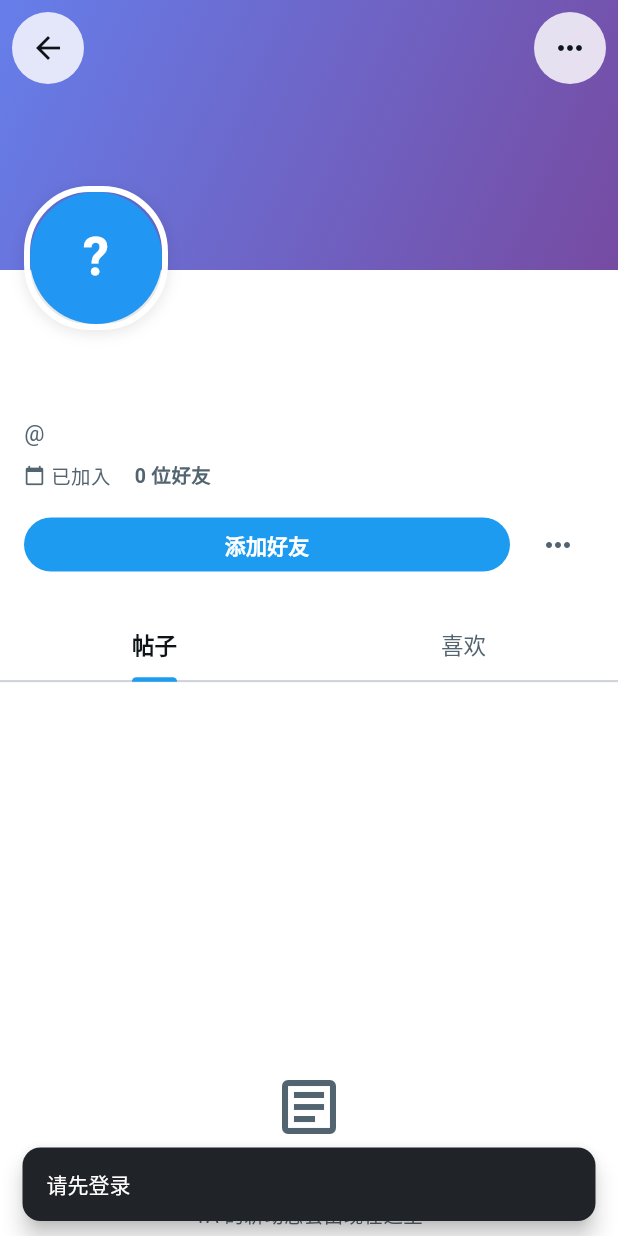
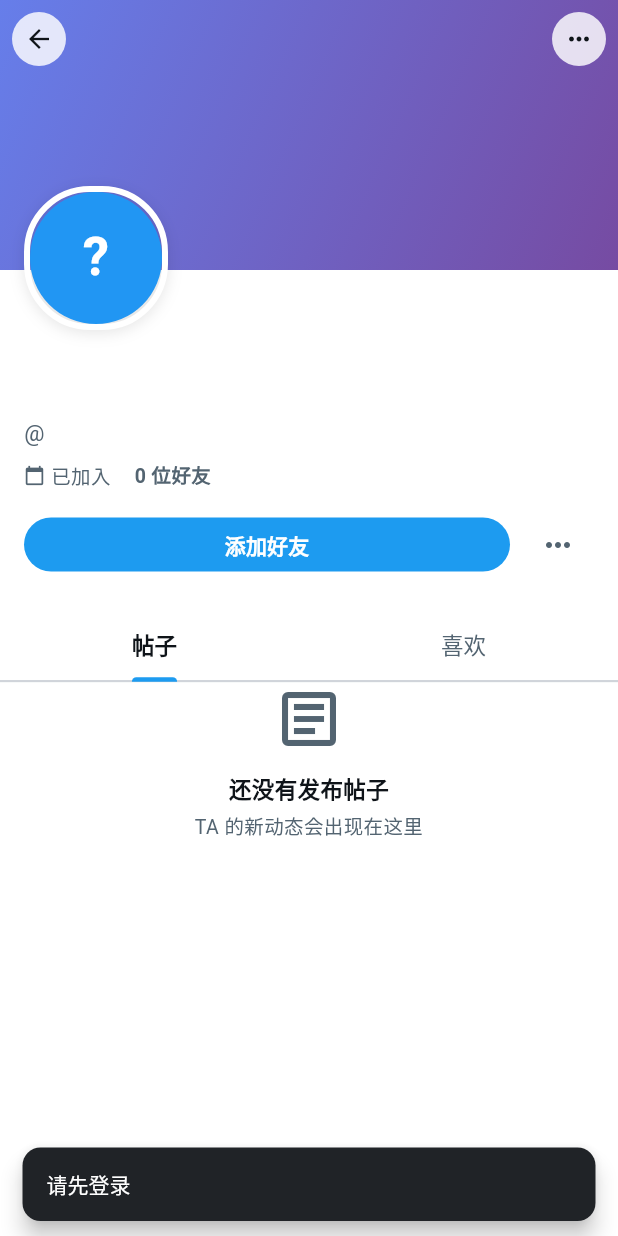
Before and after one commit to junhua-huang/NonToFlutter, a Flutter app: the UserProfileScreen screen opened directly with empty values, on a phone screen of 412 x 824 dp. Run offline on Flutter 3.47's test engine with Material 3 defaults, Android fonts, the phone set to English and light mode, and no system bars; our stand-ins replace audioplayers, cached_network_image, connectivity_plus, cross_file, dio, drift and 12 more; missing offline and left inert: aliyun_push_flutter, dart:html, flutter_social_video, video_compress, video_thumbnail; accounts and stored records are empty; generated files the repository leaves out were written again; network calls fail; project files that could hold a hidden picture were left out.

Commit message:
fix: align post and profile layouts

```diff
--- a/lib/screens/profile/user_profile_screen.dart
+++ b/lib/screens/profile/user_profile_screen.dart
@@ -584,8 +584,7 @@ class _UserProfileScreenState extends ConsumerState<UserProfileScreen>
       if (resp.success && resp.data != null) {
         final data = resp.data as Map<String, dynamic>;
         final convJson = Map<String, dynamic>.from(
-          (data['conversation'] is Map ? data['conversation'] : data)
-              as Map,
+          (data['conversation'] is Map ? data['conversation'] : data) as Map,
         );
         if (data['other_user'] != null && convJson['other_user'] == null) {
           convJson['other_user'] = data['other_user'];
@@ -759,35 +758,13 @@ class _UserProfileScreenState extends ConsumerState<UserProfileScreen>
                           fontWeight: FontWeight.w700, fontSize: 15),
                       unselectedLabelStyle: const TextStyle(
                           fontWeight: FontWeight.w500, fontSize: 15),
+                      onTap: (_) => setState(() {}),
                       tabs: const [Tab(text: '帖子'), Tab(text: '喜欢')],
                     ),
                   ),
                 ),
               ),
-              // Tab content
-              SliverToBoxAdapter(
-                child: SizedBox(
-                  height: MediaQuery.of(context).size.height - 200,
-                  child: TabBarView(
-                    controller: _tabController,
-                    children: [
-                      _buildPostsList(
-                        _userPosts,
-                        _isLoadingPosts,
-                        icon: Icons.article_outlined,
-                        emptyTitle: '还没有发布帖子',
-                        emptySubtitle: 'TA 的新动态会出现在这里',
-                      ),
-                      _buildPostsList(
-                        _likedPosts,
-                        _isLoadingLikes,
-                        icon: Icons.favorite_border,
-                        emptyTitle: '还没有喜欢的帖子',
-                      ),
-                    ],
-                  ),
-                ),
-              ),
+              ..._buildCurrentTabSlivers(),
             ]),
           ),
           _buildProfileOverlayControls(),
@@ -802,29 +779,36 @@ class _UserProfileScreenState extends ConsumerState<UserProfileScreen>
         padding: const EdgeInsets.fromLTRB(8, 8, 8, 0),
         child: Row(
           children: [
-            DecoratedBox(
+            _buildCompactOverlayButton(
+              icon: Icons.arrow_back,
+              onTap: () => Navigator.of(context).pop(),
+            ),
+            const Spacer(),
+            _buildCompactOverlayButton(
+              icon: Icons.more_horiz,
+              onTap: _showProfileActions,
+            ),
+          ],
+        ),
+      ),
+    );
+  }
+
+  Widget _buildCompactOverlayButton({
+    required IconData icon,
+    required VoidCallback onTap,
+  }) {
+    return GestureDetector(
+      onTap: onTap,
+      behavior: HitTestBehavior.opaque,
+      child: Container(
+        width: 36,
+        height: 36,
         decoration: BoxDecoration(
           color: AppColors.background.withValues(alpha: 0.82),
           shape: BoxShape.circle,
         ),
-              child: IconButton(
-                icon: Icon(Icons.arrow_back, color: AppColors.textPrimary),
-                onPressed: () => Navigator.of(context).pop(),
-              ),
-            ),
-            const Spacer(),
-            DecoratedBox(
-              decoration: BoxDecoration(
-                color: AppColors.background.withValues(alpha: 0.82),
-                shape: BoxShape.circle,
-              ),
-              child: IconButton(
-                icon: Icon(Icons.more_horiz, color: AppColors.textPrimary),
-                onPressed: _showProfileActions,
-              ),
-            ),
-          ],
-        ),
+        child: Icon(icon, color: AppColors.textPrimary, size: 20),
       ),
     );
   }
@@ -1200,7 +1184,25 @@ class _UserProfileScreenState extends ConsumerState<UserProfileScreen>
     );
   }
 
-  Widget _buildPostsList(
+  List<Widget> _buildCurrentTabSlivers() {
+    if (_tabController.index == 1) {
+      return _buildPostSlivers(
+        _likedPosts,
+        _isLoadingLikes,
+        icon: Icons.favorite_border,
+        emptyTitle: '还没有喜欢的帖子',
+      );
+    }
+    return _buildPostSlivers(
+      _userPosts,
+      _isLoadingPosts,
+      icon: Icons.article_outlined,
+      emptyTitle: '还没有发布帖子',
+      emptySubtitle: 'TA 的新动态会出现在这里',
+    );
+  }
+
+  List<Widget> _buildPostSlivers(
     List<Post> posts,
     bool isLoading, {
     required IconData icon,
@@ -1208,19 +1210,24 @@ class _UserProfileScreenState extends ConsumerState<UserProfileScreen>
     String? emptySubtitle,
   }) {
     if (isLoading) {
-      return _buildProfileLoadingState();
+      return [SliverToBoxAdapter(child: _buildProfileLoadingState())];
     }
     if (posts.isEmpty) {
-      return _buildProfileEmptyState(
+      return [
+        SliverToBoxAdapter(
+          child: _buildProfileEmptyState(
             icon: icon,
             title: emptyTitle,
             subtitle: emptySubtitle,
-      );
+          ),
+        ),
+      ];
     }
-    return ListView.builder(
-      padding: const EdgeInsets.only(top: 8),
-      itemCount: posts.length,
-      itemBuilder: (_, i) {
+    return [
+      const SliverToBoxAdapter(child: SizedBox(height: 8)),
+      SliverList(
+        delegate: SliverChildBuilderDelegate(
+          (_, i) {
             final post = posts[i];
             return PostCard(
               post: post,
@@ -1233,7 +1240,10 @@ class _UserProfileScreenState extends ConsumerState<UserProfileScreen>
               ),
             );
           },
-    );
+          childCount: posts.length,
+        ),
+      ),
+    ];
   }
 
   Future<void> _togglePostLike(Post post, List<Post> postList) async {
```
Also changed, not shown: lib/screens/post/post_detail_screen.dart (+92 -140 lines), lib/widgets/post_card.dart (+87 -112 lines), 3 other files. Lines whose indentation alone changed are shown as unchanged.
